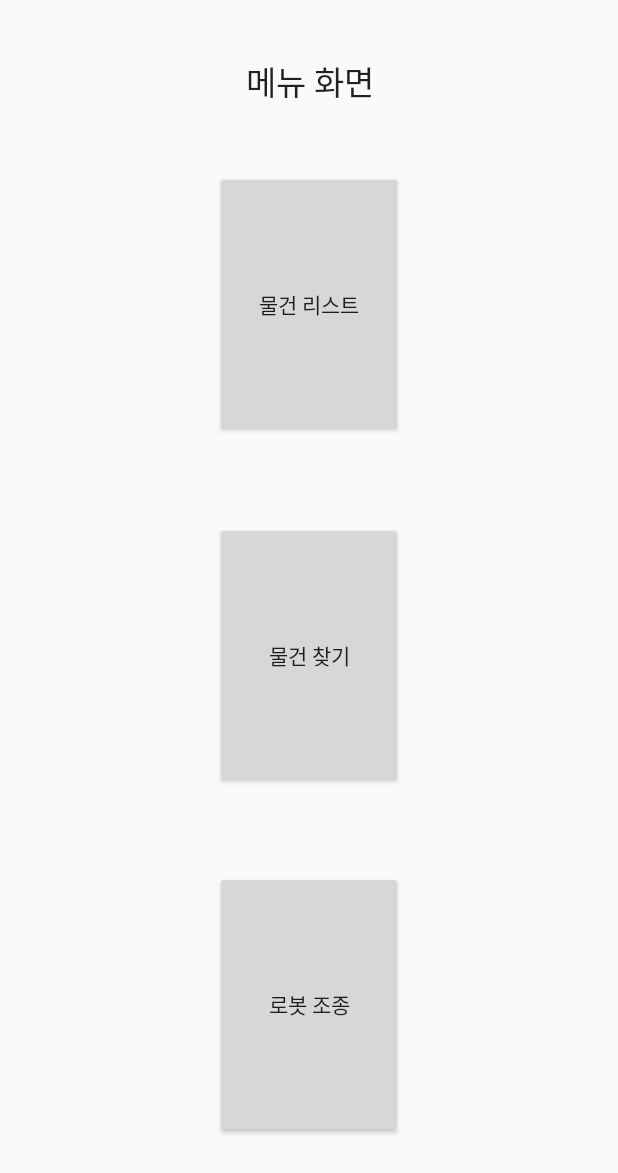
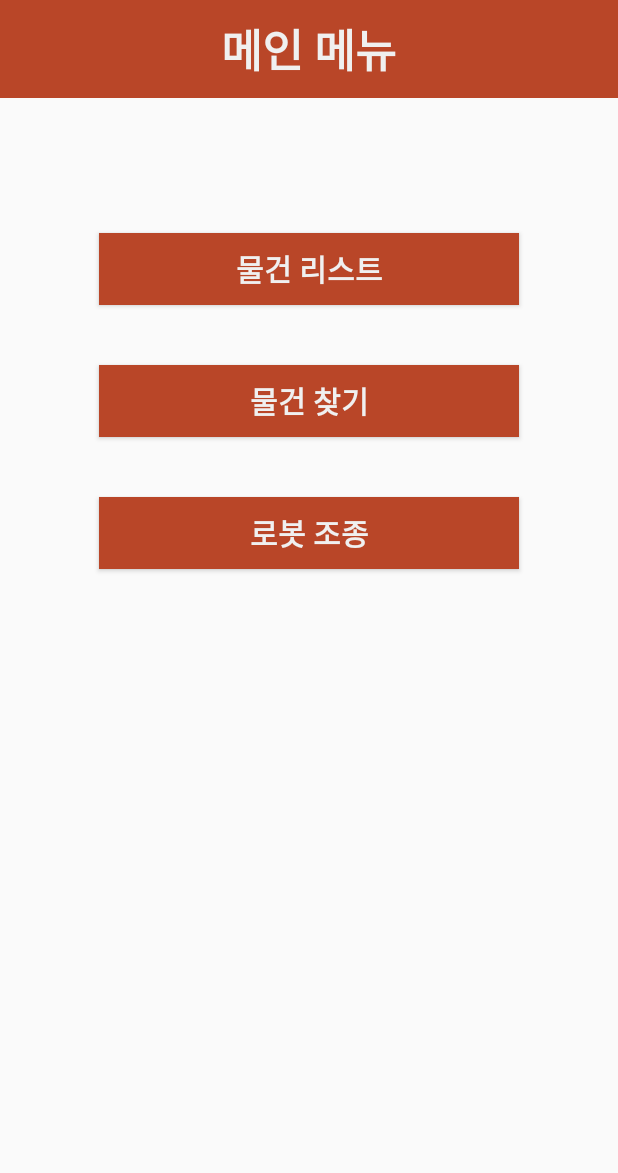
Before and after one commit to HyunIm/2018_Capstone_D.VA_Src_java, an Android app: the SelectMenu screen opened directly, with no data from a screen before it, on a phone screen of 412 x 824 dp. Shown: the top 1173 px of the screen. Run offline under Robolectric (Android 15) with nearby library versions, the phone set to English and light mode, and no system bars; network calls fail.

Commit message:
#1514 Mod Menu UI
activity_menu.xml 수정

 - Theme, Color, Size, Style 수정

```diff
--- a/DVa_app_project/app/src/main/java/com/example/a201311177/dva_app_project/SelectMenu.java
+++ b/DVa_app_project/app/src/main/java/com/example/a201311177/dva_app_project/SelectMenu.java
@@ -3,21 +3,13 @@ package com.example.a201311177.dva_app_project;
 import android.content.Intent;
 import android.support.v7.app.AppCompatActivity;
 import android.os.Bundle;
-import android.text.method.MovementMethod;
 import android.view.View;
-import android.widget.Button;
 
 public class SelectMenu extends AppCompatActivity {
 
-    Button ThingList_btn;
-    Button FindThing_btn;
-    Button RobotControl_btn;
     protected void onCreate(Bundle savedInstanceState) {
         super.onCreate(savedInstanceState);
         setContentView(R.layout.activity_menu);
-        ThingList_btn=(Button)findViewById(R.id.ThingList);
-        FindThing_btn=(Button)findViewById(R.id.FindThing);
-        RobotControl_btn=(Button)findViewById(R.id.robotControl);
     }
 
     public void onButtonThingList(View v){
@@ -30,7 +22,7 @@ public class SelectMenu extends AppCompatActivity {
         startActivity(wFindThing);
     }
 
-    public void onButtonRobotCntrol(View v){
+    public void onButtonRobotControl(View v){
         Intent MoveRobotControl = new Intent(getApplicationContext(), RobotControl.class);
         Intent previous = getIntent();
         String result = previous.getStringExtra("robot_ip");
--- a/DVa_app_project/app/src/main/res/layout/activity_menu.xml
+++ b/DVa_app_project/app/src/main/res/layout/activity_menu.xml
@@ -6,54 +6,71 @@
     android:layout_height="match_parent"
     tools:context=".SelectMenu">
 
-    <Button
-        android:id="@+id/robotControl"
-        android:layout_width="125dp"
-        android:layout_height="0dp"
-        android:layout_marginBottom="65dp"
-        android:onClick="onButtonRobotCntrol"
-        android:text="로봇 조종"
-        app:layout_constraintBottom_toBottomOf="parent"
-        app:layout_constraintEnd_toEndOf="parent"
-        app:layout_constraintStart_toStartOf="parent"
-        app:layout_constraintTop_toBottomOf="@+id/FindThing" />
+    <LinearLayout
+        android:layout_width="match_parent"
+        android:layout_height="match_parent"
+        android:orientation="vertical">
 
-    <Button
-        android:id="@+id/FindThing"
-        android:layout_width="125dp"
-        android:layout_height="0dp"
-        android:layout_marginBottom="55dp"
-        android:onClick="onButtonFindThing"
-        android:text="물건 찾기"
-        app:layout_constraintBottom_toTopOf="@+id/robotControl"
-        app:layout_constraintEnd_toEndOf="parent"
-        app:layout_constraintStart_toStartOf="parent"
-        app:layout_constraintTop_toBottomOf="@+id/ThingList" />
+        <LinearLayout
+            android:layout_width="match_parent"
+            android:layout_height="wrap_content"
+            android:orientation="vertical"
+            android:background="@color/colorPrimaryDark">
 
-    <Button
-        android:id="@+id/ThingList"
-        android:layout_width="125dp"
-        android:layout_height="0dp"
-        android:layout_marginBottom="56dp"
-        android:onClick="onButtonThingList"
-        android:text="물건 리스트"
-        app:layout_constraintBottom_toTopOf="@+id/FindThing"
-        app:layout_constraintEnd_toEndOf="parent"
-        app:layout_constraintStart_toStartOf="parent"
-        app:layout_constraintTop_toBottomOf="@+id/textView9" />
+            <TextView
+                android:layout_width="wrap_content"
+                android:layout_height="wrap_content"
+                android:layout_gravity="center"
+                android:text="메인 메뉴"
+                android:textColor="@color/colorPrimary"
+                android:textSize="30dp"
+                android:textStyle="bold"
+                android:layout_marginTop="10dp"
+                android:layout_marginBottom="10dp"/>
+        </LinearLayout>
 
-    <TextView
-        android:id="@+id/textView9"
-        android:layout_width="wrap_content"
-        android:layout_height="wrap_content"
-        android:layout_marginBottom="43dp"
-        android:layout_marginEnd="19dp"
-        android:layout_marginRight="19dp"
-        android:layout_marginTop="37dp"
-        android:text="메뉴 화면"
-        android:textAppearance="@android:style/TextAppearance.Large"
-        app:layout_constraintBottom_toTopOf="@+id/ThingList"
-        app:layout_constraintEnd_toEndOf="@+id/ThingList"
-        app:layout_constraintTop_toTopOf="parent" />
+        <LinearLayout
+            android:layout_width="match_parent"
+            android:layout_height="match_parent"
+            android:orientation="vertical"
+            android:layout_marginTop="70dp">
+
+            <Button
+                android:layout_width="280dp"
+                android:layout_height="wrap_content"
+                android:layout_gravity="center"
+                android:layout_marginTop="20dp"
+                android:background="@color/colorPrimaryDark"
+                android:onClick="onButtonThingList"
+                android:text="물건 리스트"
+                android:textColor="@color/colorPrimary"
+                android:textSize="20dp"
+                android:textStyle="bold" />
+
+            <Button
+                android:layout_width="280dp"
+                android:layout_height="wrap_content"
+                android:layout_gravity="center"
+                android:layout_marginTop="40dp"
+                android:background="@color/colorPrimaryDark"
+                android:onClick="onButtonFindThing"
+                android:text="물건 찾기"
+                android:textColor="@color/colorPrimary"
+                android:textSize="20dp"
+                android:textStyle="bold" />
+
+            <Button
+                android:layout_width="280dp"
+                android:layout_height="wrap_content"
+                android:layout_gravity="center"
+                android:layout_marginTop="40dp"
+                android:background="@color/colorPrimaryDark"
+                android:onClick="onButtonRobotControl"
+                android:text="로봇 조종"
+                android:textColor="@color/colorPrimary"
+                android:textSize="20dp"
+                android:textStyle="bold" />
+        </LinearLayout>
+    </LinearLayout>
 
 </android.support.constraint.ConstraintLayout>
```
